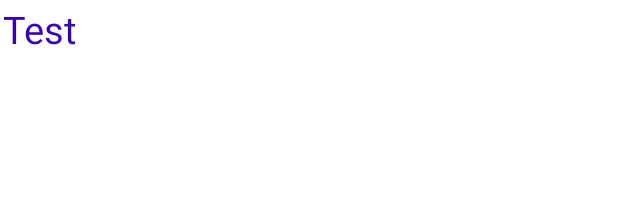
After one commit to emiryucell/Android-ArtBook, an Android app: the layout recycler_row.xml on its own in the app's theme, with its tools: preview values and no code run, on a phone screen of 412 x 824 dp. The commit adds this screen. Shown: the top 207 px of the screen. Run offline under Robolectric (Android 15) with nearby library versions, the phone set to English and light mode, and no system bars.

Commit message:
RecyclerView methods and classes added.List is working.

```diff
--- /dev/null
+++ b/app/src/main/res/layout/recycler_row.xml
@@ -0,0 +1,15 @@
+<?xml version="1.0" encoding="utf-8"?>
+<LinearLayout xmlns:android="http://schemas.android.com/apk/res/android"
+    android:layout_width="match_parent"
+    android:layout_height="wrap_content"
+    android:layout_margin="2dp">
+
+    <TextView
+        android:id="@+id/recyclerViewTextView"
+        android:layout_width="match_parent"
+        android:layout_height="wrap_content"
+        android:text="Test"
+        android:textColor="@color/purple_700"
+        android:textSize="25sp"></TextView>
+
+</LinearLayout>
```
Also changed, not shown: app/src/main/java/com/emirtechs/artbook/ArtActivity.java (+5 -3 lines), app/src/main/java/com/emirtechs/artbook/ArtAdapter.java (added, +50 -0 lines), app/src/main/java/com/emirtechs/artbook/MainActivity.java (+6 -1 lines).
